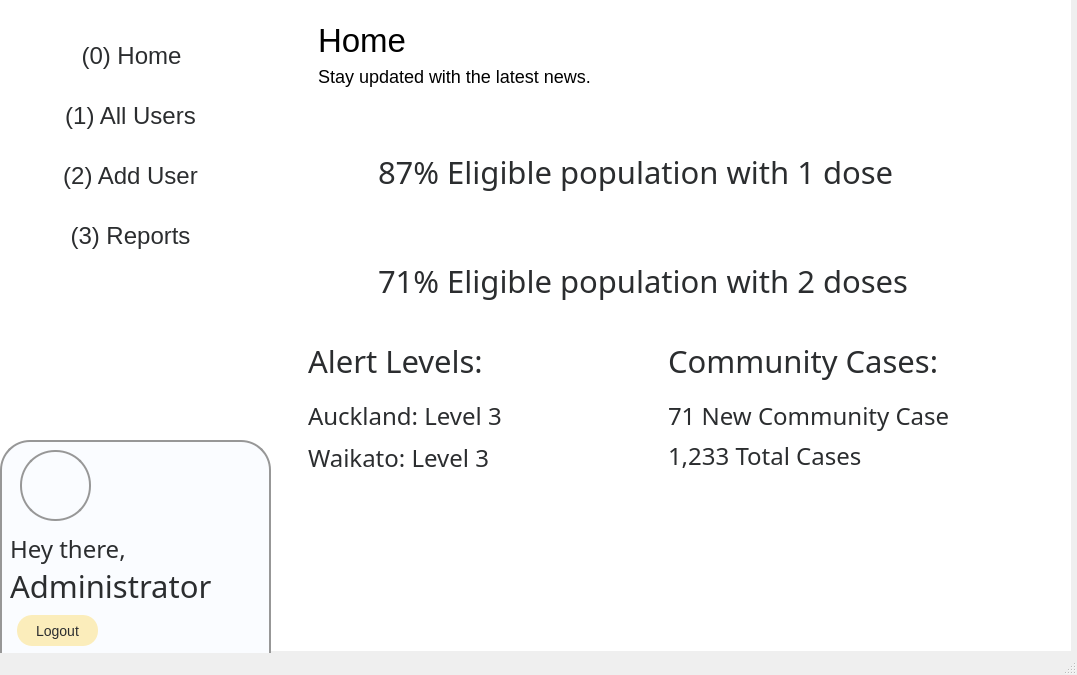
Old version of the form mainwindow.ui in the repository raghiiboiibaxtor/MyCOVIDRecord_New.
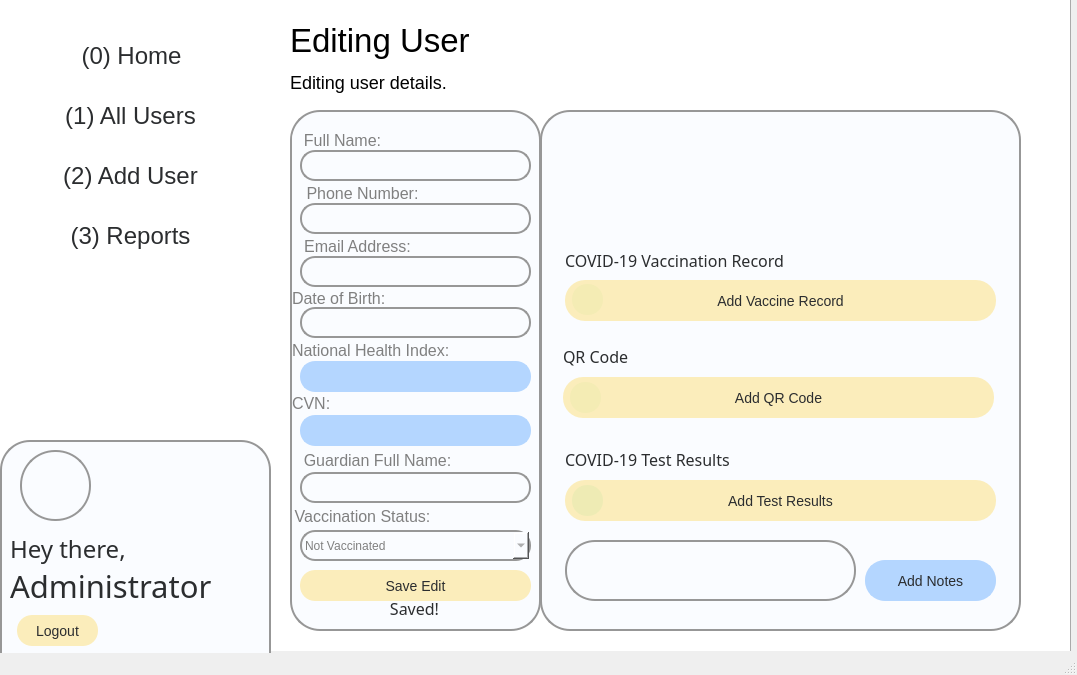
New version of the form. Icons and pictures are not drawn.

```diff
--- a/mainwindow.ui
+++ b/mainwindow.ui
@@ -27,7 +27,7 @@
      <string notr="true">background-color: white;</string>
     </property>
     <property name="currentIndex">
-     <number>0</number>
+     <number>3</number>
     </property>
     <widget class="QWidget" name="uiAdminHomePage">
      <widget class="QLabel" name="labelBackground">
@@ -1643,30 +1643,6 @@
          <string>Save </string>
         </property>
        </widget>
-       <widget class="QPushButton" name="pbSaveEdit">
-        <property name="geometry">
-         <rect>
-          <x>140</x>
-          <y>450</y>
-          <width>91</width>
-          <height>31</height>
-         </rect>
-        </property>
-        <property name="cursor">
-         <cursorShape>PointingHandCursor</cursorShape>
-        </property>
-        <property name="styleSheet">
-         <string notr="true">background: rgba(252, 219, 100, 0.44);
-border: 2.3px rgba(252, 219, 100, 0.44);
-border-radius: 15px;
-font-size: 14px;
-line-height: 23px;
-color: #2B2D2F;</string>
-        </property>
-        <property name="text">
-         <string>Save Edit</string>
-        </property>
-       </widget>
        <zorder>labelDOB</zorder>
        <zorder>labelNHI</zorder>
        <zorder>labelCVN</zorder>
@@ -2104,6 +2080,967 @@
       <zorder>labelAddUserHeading</zorder>
      </widget>
     </widget>
+    <widget class="QWidget" name="uiEditUserPage">
+     <widget class="QFrame" name="AddUserPage_2">
+      <property name="geometry">
+       <rect>
+        <x>300</x>
+        <y>-10</y>
+        <width>811</width>
+        <height>711</height>
+       </rect>
+      </property>
+      <property name="autoFillBackground">
+       <bool>false</bool>
+      </property>
+      <property name="styleSheet">
+       <string notr="true">backgorund:skyblue;</string>
+      </property>
+      <property name="frameShape">
+       <enum>QFrame::Box</enum>
+      </property>
+      <property name="frameShadow">
+       <enum>QFrame::Raised</enum>
+      </property>
+      <widget class="QFrame" name="frameResults_2">
+       <property name="geometry">
+        <rect>
+         <x>30</x>
+         <y>120</y>
+         <width>251</width>
+         <height>521</height>
+        </rect>
+       </property>
+       <property name="autoFillBackground">
+        <bool>false</bool>
+       </property>
+       <property name="styleSheet">
+        <string notr="true">background:#FAFCFF;
+border: 2.3px solid #979797;
+border-radius: 30px;
+font-size: 18px;
+line-height: 33px;
+</string>
+       </property>
+       <property name="frameShape">
+        <enum>QFrame::Box</enum>
+       </property>
+       <property name="frameShadow">
+        <enum>QFrame::Raised</enum>
+       </property>
+       <widget class="QLabel" name="labelDOB_3">
+        <property name="geometry">
+         <rect>
+          <x>2</x>
+          <y>168</y>
+          <width>141</width>
+          <height>41</height>
+         </rect>
+        </property>
+        <property name="styleSheet">
+         <string notr="true">font-size: 12pt;
+line-height: 23px;
+color: #2B2D2F;
+border-color: white;
+border: 0px;
+border-radius: 20px;
+color: gray;
+</string>
+        </property>
+        <property name="text">
+         <string>Date of Birth:</string>
+        </property>
+        <property name="scaledContents">
+         <bool>false</bool>
+        </property>
+        <property name="alignment">
+         <set>Qt::AlignLeading|Qt::AlignLeft|Qt::AlignVCenter</set>
+        </property>
+        <property name="margin">
+         <number>13</number>
+        </property>
+       </widget>
+       <widget class="QLabel" name="labelNHI_3">
+        <property name="geometry">
+         <rect>
+          <x>2</x>
+          <y>220</y>
+          <width>191</width>
+          <height>41</height>
+         </rect>
+        </property>
+        <property name="styleSheet">
+         <string notr="true">font-size: 12pt;
+line-height: 23px;
+color: #2B2D2F;
+border-color: white;
+border: 0px;
+border-radius: 20px;
+color: gray;
+</string>
+        </property>
+        <property name="text">
+         <string>National Health Index:</string>
+        </property>
+        <property name="scaledContents">
+         <bool>false</bool>
+        </property>
+        <property name="alignment">
+         <set>Qt::AlignLeading|Qt::AlignLeft|Qt::AlignVCenter</set>
+        </property>
+        <property name="margin">
+         <number>13</number>
+        </property>
+       </widget>
+       <widget class="QLabel" name="labelCVN_3">
+        <property name="geometry">
+         <rect>
+          <x>2</x>
+          <y>273</y>
+          <width>61</width>
+          <height>41</height>
+         </rect>
+        </property>
+        <property name="styleSheet">
+         <string notr="true">font-size: 12pt;
+line-height: 23px;
+color: #2B2D2F;
+border-color: white;
+border: 0px;
+border-radius: 20px;
+color: gray;
+</string>
+        </property>
+        <property name="text">
+         <string>CVN:</string>
+        </property>
+        <property name="scaledContents">
+         <bool>false</bool>
+        </property>
+        <property name="alignment">
+         <set>Qt::AlignLeading|Qt::AlignLeft|Qt::AlignVCenter</set>
+        </property>
+        <property name="margin">
+         <number>13</number>
+        </property>
+       </widget>
+       <widget class="QLabel" name="labelPhoneNumber_3">
+        <property name="geometry">
+         <rect>
+          <x>2</x>
+          <y>63</y>
+          <width>141</width>
+          <height>41</height>
+         </rect>
+        </property>
+        <property name="styleSheet">
+         <string notr="true">font-size: 12pt;
+line-height: 23px;
+color: #2B2D2F;
+border-color: white;
+border: 0px;
+border-radius: 20px;
+color: gray;
+</string>
+        </property>
+        <property name="text">
+         <string>Phone Number:</string>
+        </property>
+        <property name="scaledContents">
+         <bool>false</bool>
+        </property>
+        <property name="alignment">
+         <set>Qt::AlignCenter</set>
+        </property>
+        <property name="margin">
+         <number>13</number>
+        </property>
+       </widget>
+       <widget class="QLabel" name="labelEmail_3">
+        <property name="geometry">
+         <rect>
+          <x>2</x>
+          <y>116</y>
+          <width>131</width>
+          <height>41</height>
+         </rect>
+        </property>
+        <property name="styleSheet">
+         <string notr="true">font-size: 12pt;
+line-height: 23px;
+color: #2B2D2F;
+border-color: white;
+border: 0px;
+border-radius: 20px;
+color: gray;
+</string>
+        </property>
+        <property name="text">
+         <string>Email Address:</string>
+        </property>
+        <property name="scaledContents">
+         <bool>false</bool>
+        </property>
+        <property name="alignment">
+         <set>Qt::AlignCenter</set>
+        </property>
+        <property name="margin">
+         <number>13</number>
+        </property>
+       </widget>
+       <widget class="QLineEdit" name="editUserDOB">
+        <property name="geometry">
+         <rect>
+          <x>10</x>
+          <y>197</y>
+          <width>231</width>
+          <height>31</height>
+         </rect>
+        </property>
+        <property name="styleSheet">
+         <string notr="true">background:#FAFCFF;
+border: 2.3px solid #979797;
+border-radius: 15px;
+font-size: 12px;
+line-height: 33px;
+color: gray;</string>
+        </property>
+       </widget>
+       <widget class="QLineEdit" name="editUserGuardian">
+        <property name="geometry">
+         <rect>
+          <x>10</x>
+          <y>362</y>
+          <width>231</width>
+          <height>31</height>
+         </rect>
+        </property>
+        <property name="styleSheet">
+         <string notr="true">background:#FAFCFF;
+border: 2.3px solid #979797;
+border-radius: 15px;
+font-size: 12px;
+line-height: 33px;
+color: gray;</string>
+        </property>
+       </widget>
+       <widget class="QLineEdit" name="editUserEmail">
+        <property name="geometry">
+         <rect>
+          <x>10</x>
+          <y>146</y>
+          <width>231</width>
+          <height>31</height>
+         </rect>
+        </property>
+        <property name="styleSheet">
+         <string notr="true">background:#FAFCFF;
+border: 2.3px solid #979797;
+border-radius: 15px;
+font-size: 12px;
+line-height: 33px;
+color: gray;</string>
+        </property>
+       </widget>
+       <widget class="QLineEdit" name="editUserPhone">
+        <property name="geometry">
+         <rect>
+          <x>10</x>
+          <y>93</y>
+          <width>231</width>
+          <height>31</height>
+         </rect>
+        </property>
+        <property name="styleSheet">
+         <string notr="true">background:#FAFCFF;
+border: 2.3px solid #979797;
+border-radius: 15px;
+font-size: 12px;
+line-height: 33px;
+color: gray;</string>
+        </property>
+       </widget>
+       <widget class="QLineEdit" name="editUserName">
+        <property name="geometry">
+         <rect>
+          <x>10</x>
+          <y>40</y>
+          <width>231</width>
+          <height>31</height>
+         </rect>
+        </property>
+        <property name="styleSheet">
+         <string notr="true">background:#FAFCFF;
+border: 2.3px solid #979797;
+border-radius: 15px;
+font-size: 12px;
+line-height: 33px;
+color: gray;</string>
+        </property>
+       </widget>
+       <widget class="QLabel" name="labelFullName_3">
+        <property name="geometry">
+         <rect>
+          <x>2</x>
+          <y>10</y>
+          <width>101</width>
+          <height>41</height>
+         </rect>
+        </property>
+        <property name="styleSheet">
+         <string notr="true">font-size: 12pt;
+line-height: 23px;
+color: #2B2D2F;
+border-color: white;
+border: 0px;
+border-radius: 20px;
+color: gray;
+</string>
+        </property>
+        <property name="text">
+         <string>Full Name:</string>
+        </property>
+        <property name="scaledContents">
+         <bool>false</bool>
+        </property>
+        <property name="alignment">
+         <set>Qt::AlignCenter</set>
+        </property>
+        <property name="margin">
+         <number>13</number>
+        </property>
+       </widget>
+       <widget class="QLabel" name="labelGuardian_3">
+        <property name="geometry">
+         <rect>
+          <x>2</x>
+          <y>330</y>
+          <width>171</width>
+          <height>41</height>
+         </rect>
+        </property>
+        <property name="styleSheet">
+         <string notr="true">font-size: 12pt;
+line-height: 23px;
+color: #2B2D2F;
+border-color: white;
+border: 0px;
+border-radius: 20px;
+color: gray;
+</string>
+        </property>
+        <property name="text">
+         <string>Guardian Full Name:</string>
+        </property>
+        <property name="scaledContents">
+         <bool>false</bool>
+        </property>
+        <property name="alignment">
+         <set>Qt::AlignCenter</set>
+        </property>
+        <property name="margin">
+         <number>13</number>
+        </property>
+       </widget>
+       <widget class="QLabel" name="lblSavedMessage_2">
+        <property name="geometry">
+         <rect>
+          <x>54</x>
+          <y>478</y>
+          <width>141</width>
+          <height>41</height>
+         </rect>
+        </property>
+        <property name="styleSheet">
+         <string notr="true">font-family: Quicksand;
+font-style: thin;
+font-weight: 200;
+font-size: 12pt;
+line-height: 23px;
+color: #2B2D2F;
+border-color: white;
+border: 0px;</string>
+        </property>
+        <property name="text">
+         <string>Saved!</string>
+        </property>
+        <property name="scaledContents">
+         <bool>false</bool>
+        </property>
+        <property name="alignment">
+         <set>Qt::AlignCenter</set>
+        </property>
+        <property name="margin">
+         <number>13</number>
+        </property>
+       </widget>
+       <widget class="QLabel" name="labelVaccStatus_3">
+        <property name="geometry">
+         <rect>
+          <x>2</x>
+          <y>386</y>
+          <width>141</width>
+          <height>41</height>
+         </rect>
+        </property>
+        <property name="styleSheet">
+         <string notr="true">font-size: 12pt;
+line-height: 23px;
+color: #2B2D2F;
+border-color: white;
+border: 0px;
+border-radius: 20px;
+color: gray;
+</string>
+        </property>
+        <property name="text">
+         <string>Vaccination Status:</string>
+        </property>
+        <property name="scaledContents">
+         <bool>false</bool>
+        </property>
+        <property name="alignment">
+         <set>Qt::AlignCenter</set>
+        </property>
+        <property name="margin">
+         <number>13</number>
+        </property>
+       </widget>
+       <widget class="QComboBox" name="editUserVaccineSB">
+        <property name="geometry">
+         <rect>
+          <x>10</x>
+          <y>420</y>
+          <width>231</width>
+          <height>31</height>
+         </rect>
+        </property>
+        <property name="styleSheet">
+         <string notr="true">background:#FAFCFF;
+border: 2.3px solid #979797;
+border-radius: 15px;
+font-size: 12px;
+line-height: 33px;
+color: gray;</string>
+        </property>
+        <item>
+         <property name="text">
+          <string>Not Vaccinated</string>
+         </property>
+        </item>
+        <item>
+         <property name="text">
+          <string>Partially Vaccinated</string>
+         </property>
+        </item>
+        <item>
+         <property name="text">
+          <string>Fully Vaccinated</string>
+         </property>
+        </item>
+       </widget>
+       <widget class="QPushButton" name="pbSaveEdit">
+        <property name="geometry">
+         <rect>
+          <x>10</x>
+          <y>460</y>
+          <width>231</width>
+          <height>31</height>
+         </rect>
+        </property>
+        <property name="cursor">
+         <cursorShape>PointingHandCursor</cursorShape>
+        </property>
+        <property name="styleSheet">
+         <string notr="true">background: rgba(252, 219, 100, 0.44);
+border: 2.3px rgba(252, 219, 100, 0.44);
+border-radius: 15px;
+font-size: 14px;
+line-height: 23px;
+color: #2B2D2F;</string>
+        </property>
+        <property name="text">
+         <string>Save Edit</string>
+        </property>
+       </widget>
+       <widget class="QLabel" name="NHIDisplayLabel">
+        <property name="geometry">
+         <rect>
+          <x>10</x>
+          <y>251</y>
+          <width>231</width>
+          <height>31</height>
+         </rect>
+        </property>
+        <property name="styleSheet">
+         <string notr="true">background: #B4D6FF;
+border: 2.23px solid #B4D6FF;
+border-radius: 15px;
+font-size: 12px;
+line-height: 33px;
+color: gray;</string>
+        </property>
+        <property name="text">
+         <string/>
+        </property>
+       </widget>
+       <widget class="QLabel" name="CVNDisplayLabel">
+        <property name="geometry">
+         <rect>
+          <x>10</x>
+          <y>305</y>
+          <width>231</width>
+          <height>31</height>
+         </rect>
+        </property>
+        <property name="styleSheet">
+         <string notr="true">background: #B4D6FF;
+border: 2.23px solid #B4D6FF;
+border-radius: 15px;
+font-size: 12px;
+line-height: 33px;
+color: gray;</string>
+        </property>
+        <property name="text">
+         <string/>
+        </property>
+       </widget>
+       <zorder>labelDOB_3</zorder>
+       <zorder>labelNHI_3</zorder>
+       <zorder>labelCVN_3</zorder>
+       <zorder>labelPhoneNumber_3</zorder>
+       <zorder>labelEmail_3</zorder>
+       <zorder>editUserDOB</zorder>
+       <zorder>editUserEmail</zorder>
+       <zorder>editUserPhone</zorder>
+       <zorder>labelFullName_3</zorder>
+       <zorder>labelGuardian_3</zorder>
+       <zorder>lblSavedMessage_2</zorder>
+       <zorder>labelVaccStatus_3</zorder>
+       <zorder>editUserVaccineSB</zorder>
+       <zorder>pbSaveEdit</zorder>
+       <zorder>editUserName</zorder>
+       <zorder>NHIDisplayLabel</zorder>
+       <zorder>editUserGuardian</zorder>
+       <zorder>CVNDisplayLabel</zorder>
+      </widget>
+      <widget class="QFrame" name="RecordsFrame_2">
+       <property name="geometry">
+        <rect>
+         <x>280</x>
+         <y>120</y>
+         <width>481</width>
+         <height>521</height>
+        </rect>
+       </property>
+       <property name="autoFillBackground">
+        <bool>false</bool>
+       </property>
+       <property name="styleSheet">
+        <string notr="true">background:#FAFCFF;
+border: 2.3px solid #979797;
+border-radius: 30px;
+font-size: 18px;
+line-height: 33px;
+</string>
+       </property>
+       <property name="frameShape">
+        <enum>QFrame::Box</enum>
+       </property>
+       <property name="frameShadow">
+        <enum>QFrame::Raised</enum>
+       </property>
+       <widget class="QLabel" name="labelRecord_2">
+        <property name="geometry">
+         <rect>
+          <x>25</x>
+          <y>170</y>
+          <width>431</width>
+          <height>41</height>
+         </rect>
+        </property>
+        <property name="styleSheet">
+         <string notr="true">background: rgba(252, 219, 100, 0.44);
+border: 2.3px rgba(252, 219, 100, 0.44);
+border-radius: 20px;
+font-size: 14px;
+line-height: 23px;
+color: #2B2D2F;</string>
+        </property>
+        <property name="text">
+         <string>Add Vaccine Record</string>
+        </property>
+        <property name="scaledContents">
+         <bool>false</bool>
+        </property>
+        <property name="alignment">
+         <set>Qt::AlignCenter</set>
+        </property>
+        <property name="margin">
+         <number>12</number>
+        </property>
+       </widget>
+       <widget class="QLabel" name="labelVaccineResults_2">
+        <property name="geometry">
+         <rect>
+          <x>25</x>
+          <y>120</y>
+          <width>341</width>
+          <height>61</height>
+         </rect>
+        </property>
+        <property name="font">
+         <font>
+          <family>Quicksand</family>
+          <pointsize>12</pointsize>
+          <weight>25</weight>
+          <italic>false</italic>
+          <bold>false</bold>
+         </font>
+        </property>
+        <property name="styleSheet">
+         <string notr="true">font-family: Quicksand;
+font-style: thin;
+font-weight: 200;
+font-size: 12pt;
+line-height: 23px;
+color: #2B2D2F;
+border-color: white;
+border: 0px;</string>
+        </property>
+        <property name="text">
+         <string>COVID-19 Vaccination Record</string>
+        </property>
+        <property name="scaledContents">
+         <bool>false</bool>
+        </property>
+        <property name="alignment">
+         <set>Qt::AlignLeading|Qt::AlignLeft|Qt::AlignVCenter</set>
+        </property>
+        <property name="margin">
+         <number>13</number>
+        </property>
+       </widget>
+       <widget class="QLabel" name="labelTestResults_2">
+        <property name="geometry">
+         <rect>
+          <x>25</x>
+          <y>324</y>
+          <width>321</width>
+          <height>51</height>
+         </rect>
+        </property>
+        <property name="styleSheet">
+         <string notr="true">font-family: Quicksand;
+font-style: thin;
+font-weight: 200;
+font-size: 12pt;
+line-height: 23px;
+color: #2B2D2F;
+border-color: white;
+border: 0px;</string>
+        </property>
+        <property name="text">
+         <string>COVID-19 Test Results</string>
+        </property>
+        <property name="scaledContents">
+         <bool>false</bool>
+        </property>
+        <property name="alignment">
+         <set>Qt::AlignLeading|Qt::AlignLeft|Qt::AlignVCenter</set>
+        </property>
+        <property name="margin">
+         <number>13</number>
+        </property>
+       </widget>
+       <widget class="QLabel" name="labelResult_2">
+        <property name="geometry">
+         <rect>
+          <x>25</x>
+          <y>370</y>
+          <width>431</width>
+          <height>41</height>
+         </rect>
+        </property>
+        <property name="styleSheet">
+         <string notr="true">background: rgba(252, 219, 100, 0.44);
+border: 2.3px rgba(252, 219, 100, 0.44);
+border-radius: 20px;
+font-size: 14px;
+line-height: 23px;
+color: #2B2D2F;</string>
+        </property>
+        <property name="text">
+         <string>Add Test Results</string>
+        </property>
+        <property name="scaledContents">
+         <bool>false</bool>
+        </property>
+        <property name="alignment">
+         <set>Qt::AlignCenter</set>
+        </property>
+        <property name="margin">
+         <number>12</number>
+        </property>
+       </widget>
+       <widget class="QLineEdit" name="lineNotes_2">
+        <property name="geometry">
+         <rect>
+          <x>25</x>
+          <y>430</y>
+          <width>291</width>
+          <height>61</height>
+         </rect>
+        </property>
+        <property name="styleSheet">
+         <string notr="true">background:#FAFCFF;
+border: 2.3px solid #979797;
+border-radius: 30px;
+font-size: 18px;
+line-height: 33px;
+</string>
+        </property>
+       </widget>
+       <widget class="QPushButton" name="pbAddNotes_2">
+        <property name="geometry">
+         <rect>
+          <x>325</x>
+          <y>450</y>
+          <width>131</width>
+          <height>41</height>
+         </rect>
+        </property>
+        <property name="cursor">
+         <cursorShape>PointingHandCursor</cursorShape>
+        </property>
+        <property name="styleSheet">
+         <string notr="true">background: #B4D6FF;
+border: 2.23px solid #B4D6FF;
+border-radius: 20px;
+font-size: 14px;
+line-height: 23px;
+color: #2B2D2F;</string>
+        </property>
+        <property name="text">
+         <string>Add Notes</string>
+        </property>
+       </widget>
+       <widget class="QLabel" name="labelQRCode_2">
+        <property name="geometry">
+         <rect>
+          <x>23</x>
+          <y>267</y>
+          <width>431</width>
+          <height>41</height>
+         </rect>
+        </property>
+        <property name="styleSheet">
+         <string notr="true">background: rgba(252, 219, 100, 0.44);
+border: 2.3px rgba(252, 219, 100, 0.44);
+border-radius: 20px;
+font-size: 14px;
+line-height: 23px;
+color: #2B2D2F;</string>
+        </property>
+        <property name="text">
+         <string>Add QR Code</string>
+        </property>
+        <property name="scaledContents">
+         <bool>false</bool>
+        </property>
+        <property name="alignment">
+         <set>Qt::AlignCenter</set>
+        </property>
+        <property name="margin">
+         <number>12</number>
+        </property>
+       </widget>
+       <widget class="QLabel" name="labelQR_2">
+        <property name="geometry">
+         <rect>
+          <x>23</x>
+          <y>221</y>
+          <width>321</width>
+          <height>51</height>
+         </rect>
+        </property>
+        <property name="styleSheet">
+         <string notr="true">font-family: Quicksand;
+font-style: thin;
+font-weight: 200;
+font-size: 12pt;
+line-height: 23px;
+color: #2B2D2F;
+border-color: white;
+border: 0px;</string>
+        </property>
+        <property name="text">
+         <string>QR Code</string>
+        </property>
+        <property name="scaledContents">
+         <bool>false</bool>
+        </property>
+        <property name="alignment">
+         <set>Qt::AlignLeading|Qt::AlignLeft|Qt::AlignVCenter</set>
+        </property>
+        <property name="margin">
+         <number>13</number>
+        </property>
+       </widget>
+       <widget class="QLabel" name="labelRecordAttach_2">
+        <property name="geometry">
+         <rect>
+          <x>32</x>
+          <y>174</y>
+          <width>31</width>
+          <height>31</height>
+         </rect>
+        </property>
+        <property name="styleSheet">
+         <string notr="true">font-family: Quicksand;
+font-style: thin;
+font-weight: 200;
+font-size: 14pt;
+line-height: 0px;
+color: #2B2D2F;
+background: rgba(84, 219, 97, 0.08);
+border:#2B2D2F;
+box-sizing: border-box;
+border-radius: 15px;</string>
+        </property>
+        <property name="lineWidth">
+         <number>0</number>
+        </property>
+        <property name="text">
+         <string/>
+        </property>
+        <property name="pixmap">
+         <pixmap resource="Resource.qrc">:/res/images/attach.png</pixmap>
+        </property>
+        <property name="scaledContents">
+         <bool>true</bool>
+        </property>
+       </widget>
+       <widget class="QLabel" name="labelTestAttach_2">
+        <property name="geometry">
+         <rect>
+          <x>32</x>
+          <y>375</y>
+          <width>31</width>
+          <height>31</height>
+         </rect>
+        </property>
+        <property name="styleSheet">
+         <string notr="true">font-family: Quicksand;
+font-style: thin;
+font-weight: 200;
+font-size: 14pt;
+line-height: 0px;
+color: #2B2D2F;
+background: rgba(84, 219, 97, 0.08);
+border:#2B2D2F;
+box-sizing: border-box;
+border-radius: 15px;</string>
+        </property>
+        <property name="lineWidth">
+         <number>0</number>
+        </property>
+        <property name="text">
+         <string/>
+        </property>
+        <property name="pixmap">
+         <pixmap resource="Resource.qrc">:/res/images/attach.png</pixmap>
+        </property>
+        <property name="scaledContents">
+         <bool>true</bool>
+        </property>
+       </widget>
+       <widget class="QLabel" name="labelQRAttach_2">
+        <property name="geometry">
+         <rect>
+          <x>30</x>
+          <y>272</y>
+          <width>31</width>
+          <height>31</height>
+         </rect>
+        </property>
+        <property name="styleSheet">
+         <string notr="true">font-family: Quicksand;
+font-style: thin;
+font-weight: 200;
+font-size: 14pt;
+line-height: 0px;
+color: #2B2D2F;
+background: rgba(84, 219, 97, 0.08);
+border:#2B2D2F;
+box-sizing: border-box;
+border-radius: 15px;</string>
+        </property>
+        <property name="lineWidth">
+         <number>0</number>
+        </property>
+        <property name="text">
+         <string/>
+        </property>
+        <property name="pixmap">
+         <pixmap resource="Resource.qrc">:/res/images/attach.png</pixmap>
+        </property>
+        <property name="scaledContents">
+         <bool>true</bool>
+        </property>
+       </widget>
+       <zorder>labelVaccineResults_2</zorder>
+       <zorder>labelTestResults_2</zorder>
+       <zorder>labelResult_2</zorder>
+       <zorder>lineNotes_2</zorder>
+       <zorder>pbAddNotes_2</zorder>
+       <zorder>labelQR_2</zorder>
+       <zorder>labelRecordAttach_2</zorder>
+       <zorder>labelTestAttach_2</zorder>
+       <zorder>labelQRAttach_2</zorder>
+       <zorder>labelRecord_2</zorder>
+       <zorder>labelQRCode_2</zorder>
+      </widget>
+      <widget class="QLabel" name="labelAddUserHeading_2">
+       <property name="geometry">
+        <rect>
+         <x>30</x>
+         <y>20</y>
+         <width>241</width>
+         <height>61</height>
+        </rect>
+       </property>
+       <property name="styleSheet">
+        <string notr="true">font-size: 33px;
+color:black;</string>
+       </property>
+       <property name="text">
+        <string>Editing User</string>
+       </property>
+      </widget>
+      <widget class="QLabel" name="labelSubheading_2">
+       <property name="geometry">
+        <rect>
+         <x>30</x>
+         <y>67</y>
+         <width>421</width>
+         <height>51</height>
+        </rect>
+       </property>
+       <property name="styleSheet">
+        <string notr="true">font-size: 18px;
+color:black;</string>
+       </property>
+       <property name="text">
+        <string>Editing user details.</string>
+       </property>
+      </widget>
+      <zorder>frameResults_2</zorder>
+      <zorder>RecordsFrame_2</zorder>
+      <zorder>labelSubheading_2</zorder>
+      <zorder>labelAddUserHeading_2</zorder>
+     </widget>
+    </widget>
    </widget>
    <widget class="QFrame" name="aSideNav">
     <property name="geometry">
```
Left out of the diff: 78 changed lines with no effect on the pictures.
